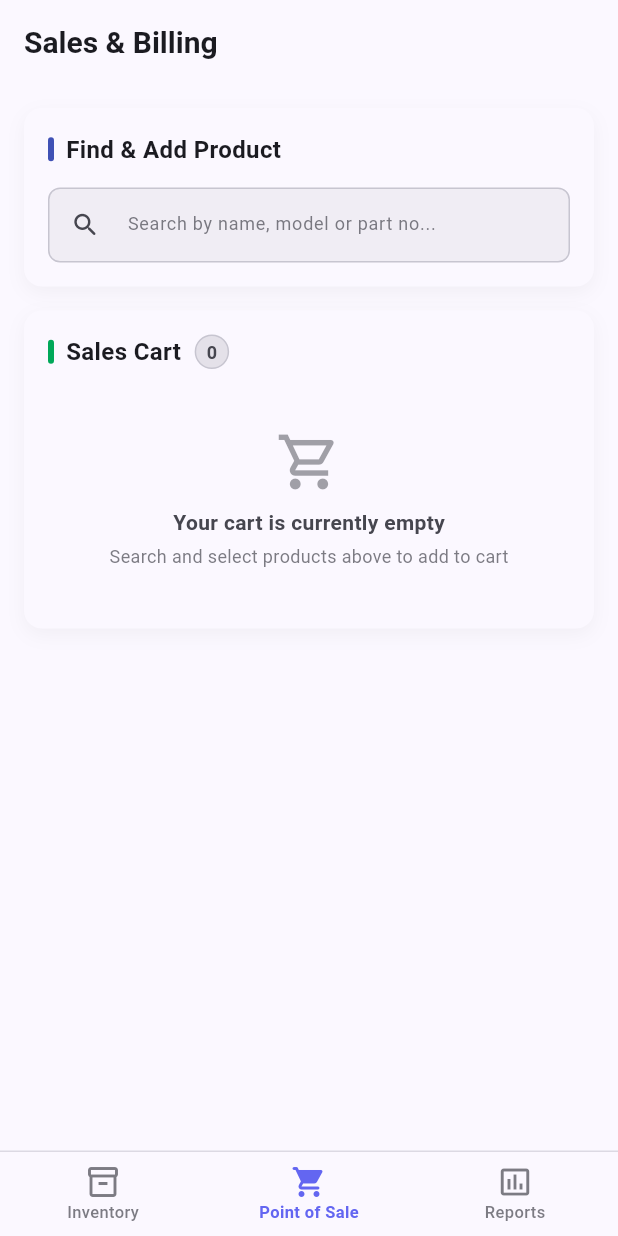
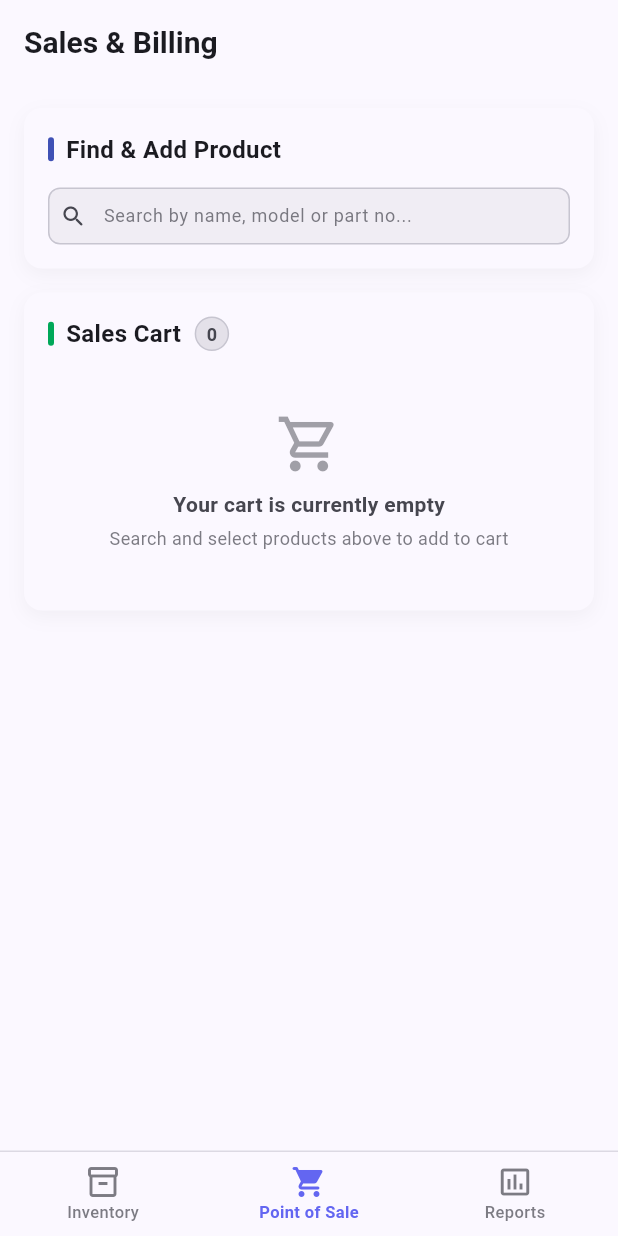
Before and after one commit to MaxJakaria/gear_track, a Flutter app: the screen it shows after launch, on a phone screen of 412 x 824 dp. Run offline on Flutter 3.47's test engine with Material 3 defaults, Android fonts, the light colour scheme and no system bars; our stand-ins replace cloud_firestore, equatable, firebase_core, flutter_bloc, fpdart, get_it; accounts and stored records are empty.

Commit message:
feat: update with search and product display components

```diff
--- a/lib/feature/inventory/presentation/pages/inventory_page.dart
+++ b/lib/feature/inventory/presentation/pages/inventory_page.dart
@@ -247,11 +247,13 @@ class _InventoryPageState extends State<InventoryPage> {
                               const FetchProductsEvent(),
                             );
                           },
-                          child: ListView.builder(
+                          child: ListView.separated(
                             keyboardDismissBehavior:
                                 ScrollViewKeyboardDismissBehavior.onDrag,
                             padding: const EdgeInsets.all(16),
                             itemCount: groupedProducts.length,
+                            separatorBuilder: (context, index) =>
+                                const SizedBox(height: 12),
                             itemBuilder: (context, index) {
                               final grouped = groupedProducts[index];
                               final cardKey =
--- a/lib/feature/inventory/presentation/widgets/batch_item_tile.dart
+++ b/lib/feature/inventory/presentation/widgets/batch_item_tile.dart
@@ -36,7 +36,6 @@ class BatchItemTile extends StatelessWidget {
         : const Color(0xFF00875A);
 
     return Container(
-      margin: const EdgeInsets.only(bottom: 6),
       padding: const EdgeInsets.symmetric(horizontal: 10, vertical: 6),
       decoration: BoxDecoration(
         color: isDark
--- a/lib/feature/inventory/presentation/widgets/inventory_app_bar.dart
+++ b/lib/feature/inventory/presentation/widgets/inventory_app_bar.dart
@@ -66,7 +66,7 @@ class InventoryAppBar extends StatelessWidget implements PreferredSizeWidget {
                             fontSize: 14,
                           ),
                           decoration: InputDecoration(
-                            hintText: 'Search by part-no/name/model...',
+                            hintText: 'Search by name, model or part no...',
                             hintStyle: TextStyle(
                               fontSize: 13,
                               color: theme.colorScheme.onSurfaceVariant
--- a/lib/feature/product_of_sales/presentation/widgets/pos_product_search_card.dart
+++ b/lib/feature/product_of_sales/presentation/widgets/pos_product_search_card.dart
@@ -98,8 +98,9 @@ class _PosProductSearchCardState extends State<PosProductSearchCard> {
             _searchQuery = val.trim().toLowerCase();
           });
         },
-        style: TextStyle(color: theme.colorScheme.onSurface, fontSize: 14),
+        style: TextStyle(color: theme.colorScheme.onSurface, fontSize: 13),
         decoration: InputDecoration(
+          isDense: true,
           hintText: 'Search by name, model or part no...',
           hintStyle: TextStyle(
             color: theme.colorScheme.onSurfaceVariant.withValues(alpha: 0.7),
@@ -108,27 +109,39 @@ class _PosProductSearchCardState extends State<PosProductSearchCard> {
           prefixIcon: Icon(
             Icons.search_rounded,
             color: theme.colorScheme.onSurfaceVariant,
-            size: 20,
+            size: 18,
+          ),
+          prefixIconConstraints: const BoxConstraints(
+            minWidth: 32,
+            minHeight: 20,
+          ),
+          suffixIconConstraints: const BoxConstraints(
+            minWidth: 32,
+            minHeight: 20,
           ),
           suffixIcon: _searchController.text.isNotEmpty
-              ? IconButton(
-                  icon: Icon(
-                    Icons.clear_rounded,
-                    size: 18,
-                    color: theme.colorScheme.onSurfaceVariant,
-                  ),
-                  onPressed: () {
+              ? GestureDetector(
+                  behavior: HitTestBehavior.opaque,
+                  onTap: () {
                     _searchController.clear();
                     setState(() {
                       _searchQuery = '';
                     });
                   },
+                  child: Padding(
+                    padding: const EdgeInsets.only(right: 8.0),
+                    child: Icon(
+                      Icons.clear_rounded,
+                      size: 16,
+                      color: theme.colorScheme.onSurfaceVariant,
+                    ),
+                  ),
                 )
-              : null,
+              : const SizedBox(width: 32, height: 20),
           border: InputBorder.none,
           contentPadding: const EdgeInsets.symmetric(
-            horizontal: 14,
-            vertical: 12,
+            horizontal: 10,
+            vertical: 8,
           ),
         ),
       ),
```
Also changed, not shown: lib/feature/inventory/presentation/widgets/product_card.dart (+23 -12 lines).
